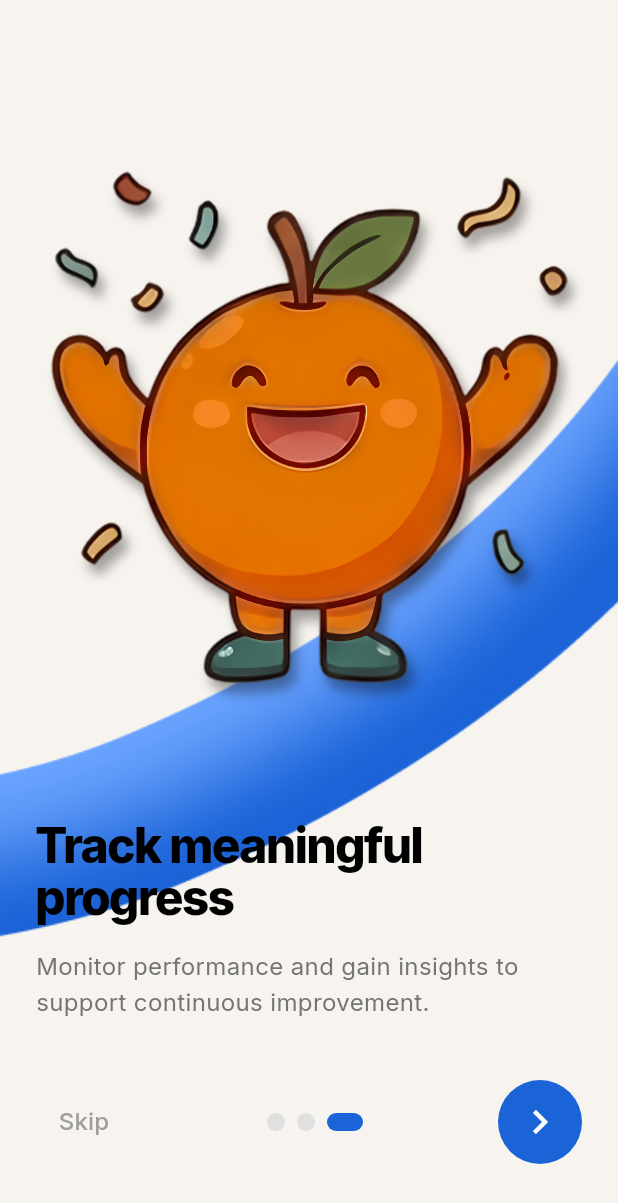
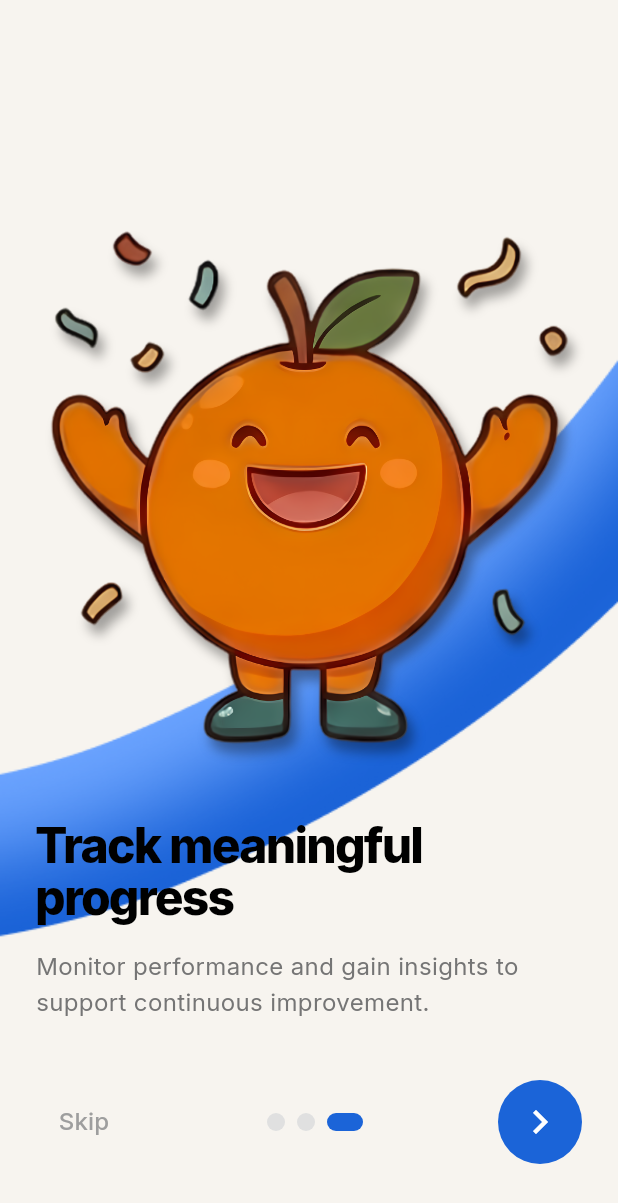
Before and after one commit to iamaoii/salintinig, a Flutter app: the screen it shows after launch, swiped to page 3, on a phone screen of 412 x 824 dp. Shown: the top 1203 px of the screen. Run offline on Flutter 3.47's test engine with Material 3 defaults, Android fonts, the phone set to English and light mode, and no system bars; our stand-ins replace google_fonts.

Commit message:
Revert "feat: added dynamic responsive scaling engine to support tablets and diverse screen sizes"
This reverts commit f1ed1352411af3c857e4685c3441590c8db788cd.

```diff
--- a/mobile/lib/pages/onboarding_page.dart
+++ b/mobile/lib/pages/onboarding_page.dart
@@ -176,16 +176,11 @@ class _OnboardingPageState extends State<OnboardingPage> {
 
   // ─── Panel 1 & 3: Single mascot overlapping the diagonal stripe ───────────
   Widget _buildSingleMascotPage(OnboardingData data) {
-    return LayoutBuilder(
-      builder: (context, constraints) {
-        final scale = (constraints.maxHeight / 720.0).clamp(0.75, 1.3);
-        final topPadding = MediaQuery.of(context).padding.top;
-
     return Stack(
       children: [
         // 1. Background diagonal stripe
         Positioned(
-              top: 60 * scale,
+          top: 60,
           left: 0,
           right: 0,
           child: Image.asset(
@@ -196,7 +191,7 @@ class _OnboardingPageState extends State<OnboardingPage> {
 
         // 2. Mascot — full width container so visible character ≈ 80% of screen
         Positioned(
-              top: topPadding + 110 * scale,
+          top: 150,
           left: 0,
           right: 0,
           child: _buildMascotWithShadow(
@@ -239,10 +234,7 @@ class _OnboardingPageState extends State<OnboardingPage> {
         ),
       ],
     );
-      },
-    );
   }
-
 
   // ─── Panel 2: Multi-mascot layout ─────────────────────────────────────────
   Widget _buildMultiMascotPage(OnboardingData data) {
@@ -250,13 +242,12 @@ class _OnboardingPageState extends State<OnboardingPage> {
       builder: (context, constraints) {
         // Respect device status bar so nothing is hidden under notch/time display
         final topPadding = MediaQuery.of(context).padding.top + 16;
-        final scale = (constraints.maxHeight / 720.0).clamp(0.75, 1.3);
 
         return Stack(
           children: [
             // 1. Background diagonal stripe
             Positioned(
-              top: 60 * scale,
+              top: 60,
               left: 0,
               right: 0,
               child: Image.asset(
@@ -267,7 +258,7 @@ class _OnboardingPageState extends State<OnboardingPage> {
 
             // 2. Primary mascot (listening/headphones) — pushed below status bar
             Positioned(
-              top: topPadding + (20 * scale),
+              top: topPadding + 20,
               left: 0,
               right: 0,
               child: _buildMascotWithShadow(
@@ -278,7 +269,7 @@ class _OnboardingPageState extends State<OnboardingPage> {
 
             // 3. Text content — below listening mascot (~38% of screen)
             Positioned(
-              top: topPadding + (295 * scale),
+              top: topPadding + 295,
               left: 24,
               right: 24,
               child: Column(
@@ -309,11 +300,11 @@ class _OnboardingPageState extends State<OnboardingPage> {
 
             // 4. Secondary mascot (speaking/microphone) — right side, bigger
             Positioned(
-              top: topPadding + (390 * scale),
-              right: 20 * scale,
+              top: topPadding + 390,
+              right: 20,
               child: SizedBox(
-                width: 145 * scale,
-                height: 145 * scale,
+                width: 145,
+                height: 145,
                 child: _buildMascotWithShadow(
                   data.secondaryMascot!,
                   widthFactor: 1.0,
@@ -323,11 +314,11 @@ class _OnboardingPageState extends State<OnboardingPage> {
 
             // 5. Tertiary mascot (sitting/backpack) — left side, bigger
             Positioned(
-              top: topPadding + (470 * scale),
-              left: 30 * scale,
+              top: topPadding + 470,
+              left: 30,
               child: SizedBox(
-                width: 260 * scale,
-                height: 260 * scale,
+                width: 260,
+                height: 260,
                 child: _buildMascotWithShadow(
                   data.tertiaryMascot!,
                   widthFactor: 1.0,
@@ -339,7 +330,6 @@ class _OnboardingPageState extends State<OnboardingPage> {
       },
     );
   }
-
 
 
   Widget _buildMascotWithShadow(
```
Lines whose indentation alone changed are shown as unchanged.
